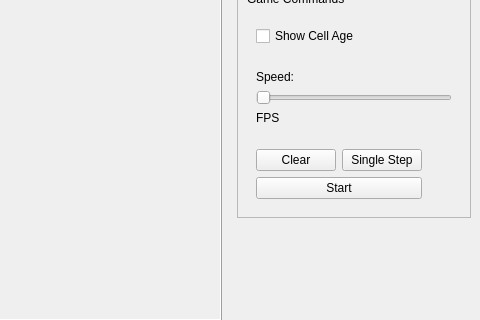
JacopoBartoli/game-of-life, file gui/main_window.ui: the form before one commit; both pictures show x 314 to 794 and y 166 to 486 of the 794 by 586 pixel window.
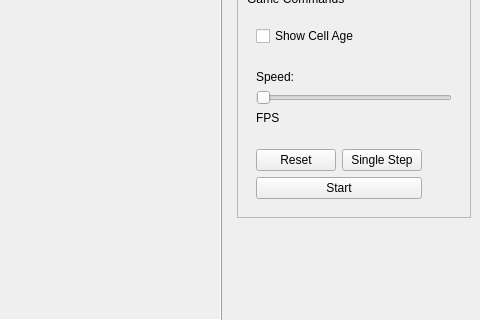
The form after the commit.

The edit to the form file:
```diff
--- a/gui/main_window.ui
+++ b/gui/main_window.ui
@@ -170,7 +170,7 @@
             <item row="0" column="0">
              <widget class="QPushButton" name="button_clear">
               <property name="text">
-               <string>Clear</string>
+               <string>Reset</string>
               </property>
              </widget>
             </item>
```
